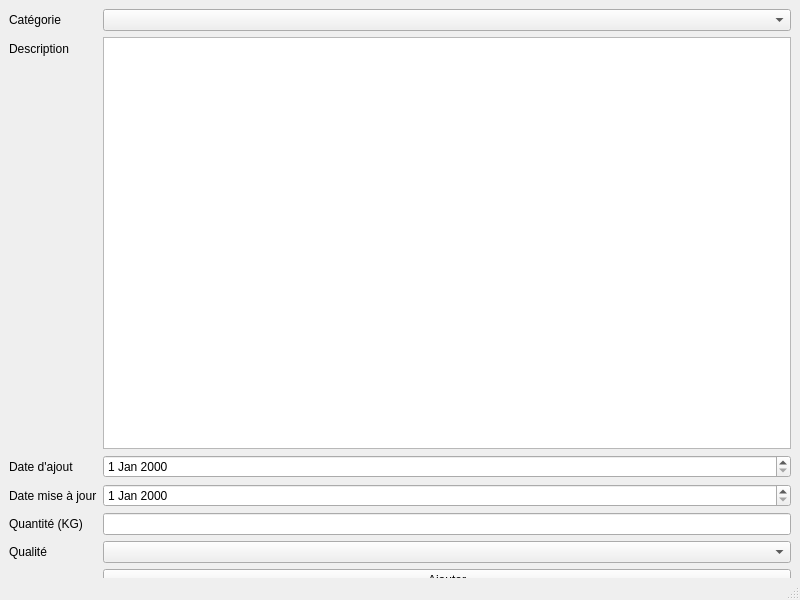
The window that stocks.ui (souhailserghine/Smart-Oil-Press-Management-2A10) describes before a commit, drawn with Qt 5.
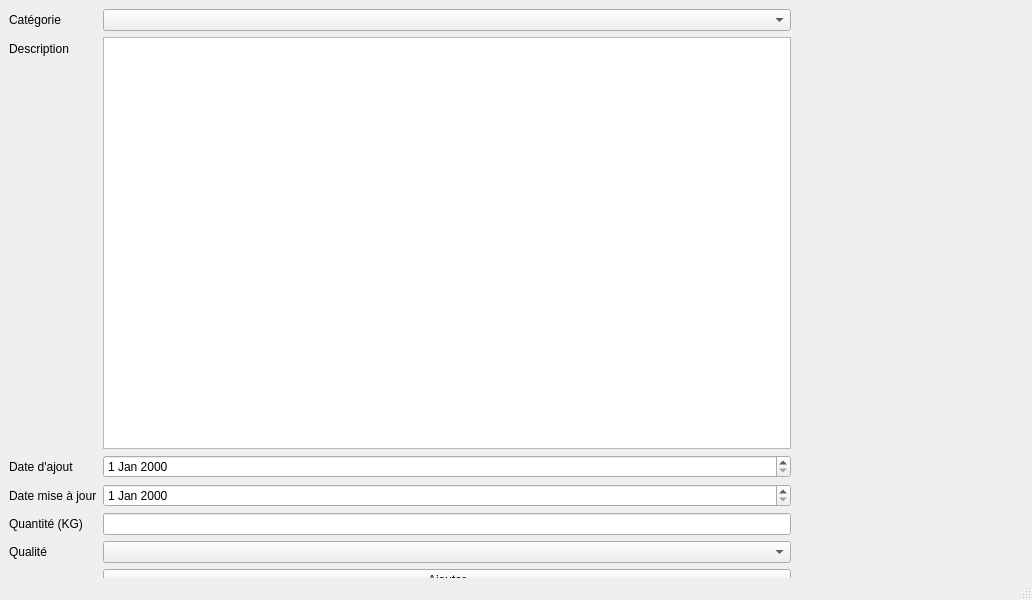
The same window after the commit.

```diff
--- a/stocks.ui
+++ b/stocks.ui
@@ -6,7 +6,7 @@
    <rect>
     <x>0</x>
     <y>0</y>
-    <width>800</width>
+    <width>1032</width>
     <height>600</height>
    </rect>
   </property>
```
Left out of the diff: 4 changed lines with no effect on the pictures.
